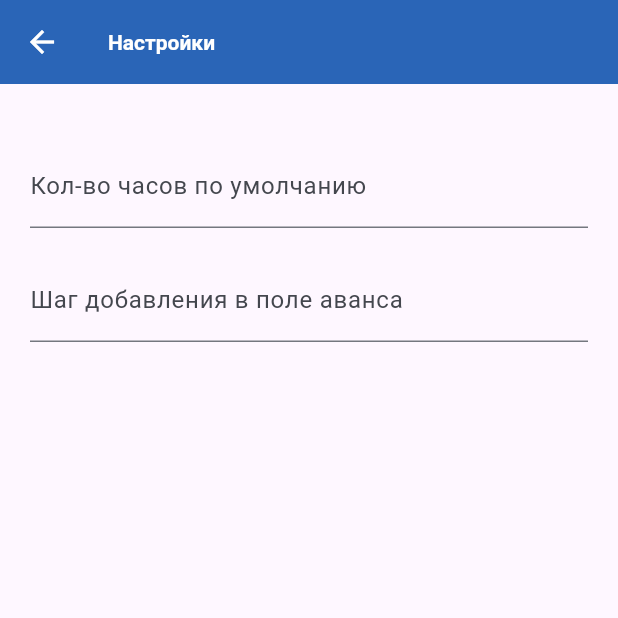
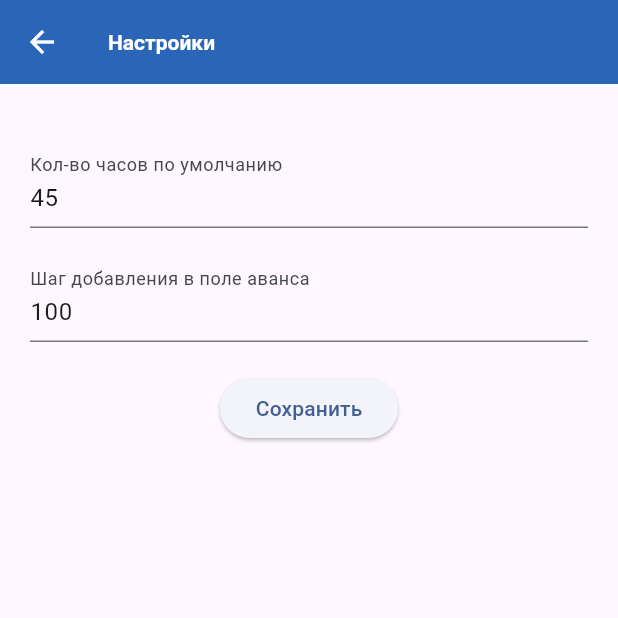
Before and after one commit to Leningram/flutter_tips_app, a Flutter app: the SettingsScreen screen opened directly, on a phone screen of 412 x 824 dp, the top half of it. Run offline on Flutter 3.47's test engine with Material 3 defaults, Android fonts, the phone set to English and light mode, and no system bars; our stand-ins replace cloud_firestore, firebase_auth, firebase_core, flutter_riverpod; accounts and stored records are empty; generated files the repository leaves out were written again.

```diff
--- a/lib/presentations/pages/settings_screen.dart
+++ b/lib/presentations/pages/settings_screen.dart
@@ -1,5 +1,6 @@
 import 'package:flutter/material.dart';
 import 'package:flutter_riverpod/flutter_riverpod.dart';
+import 'package:flutter_tips_app/providers/settings_provider.dart';
 
 class SettingsScreen extends ConsumerStatefulWidget {
   const SettingsScreen({super.key});
@@ -11,28 +12,76 @@ class SettingsScreen extends ConsumerStatefulWidget {
 }
 
 class _SettingsScreenState extends ConsumerState<SettingsScreen> {
+  final _form = GlobalKey<FormState>();
+  late TextEditingController _hoursDefaultController;
+  late TextEditingController _advanceStepController;
+  bool _isLoading = false;
+
+  @override
+  void initState() {
+    super.initState();
+    final settings = ref.read(settingsProvider);
+
+    _hoursDefaultController = TextEditingController(
+      text: settings.hoursDefault.toString(),
+    );
+    _advanceStepController = TextEditingController(
+      text: settings.advanceStep.toString(),
+    );
+  }
+
+  @override
+  void dispose() {
+    _hoursDefaultController.dispose();
+    _advanceStepController.dispose();
+    super.dispose();
+  }
+
+  Future<void> _saveSettings() async {
+    setState(() {
+      _isLoading = true;
+    });
+    final advanceStep = int.parse(_advanceStepController.text);
+    final hoursDefault = int.parse(_hoursDefaultController.text);
+    await ref.read(settingsProvider.notifier).saveSettings(
+        {'advanceStep': advanceStep, 'hoursDefault': hoursDefault});
+    setState(() {
+      _isLoading = false;
+    });
+  }
+
   @override
   Widget build(BuildContext context) {
     return Scaffold(
       appBar: AppBar(
         title: const Text('Настройки'),
       ),
-      body: const Padding(
-        padding: EdgeInsets.fromLTRB(20, 40, 20, 20),
-        child: Column(
-          children: [
-            TextField(
-              decoration: InputDecoration(
-                label: Text('Кол-во часов по умолчанию')
+      body: Padding(
+        padding: const EdgeInsets.fromLTRB(20, 40, 20, 20),
+        child: Form(
+          key: _form,
+          child: Column(
+            children: [
+              TextFormField(
+                controller: _hoursDefaultController,
+                decoration: const InputDecoration(
+                    label: Text('Кол-во часов по умолчанию')),
               ),
-            ),
-            SizedBox(height: 20,),
-            TextField(
-              decoration: InputDecoration(
-                label: Text('Шаг добавления в поле аванса')
+              const SizedBox(
+                height: 20,
               ),
-            )
-          ],
+              TextFormField(
+                controller: _advanceStepController,
+                decoration: const InputDecoration(
+                    label: Text('Шаг добавления в поле аванса')),
+              ),
+              const SizedBox(height: 20),
+              ElevatedButton(
+                onPressed: _isLoading ? null : _saveSettings,
+                child: const Text('Сохранить'),
+              ),
+            ],
+          ),
         ),
       ),
     );
--- a/lib/providers/team_prodiver.dart
+++ b/lib/providers/team_prodiver.dart
@@ -37,6 +37,7 @@ class TeamNotifier extends StateNotifier<Team?> {
             .collection('employees')
             .where('teamId', isEqualTo: teamId)
             .get();
+
         List<QueryDocumentSnapshot> employeesDocs = employeesSnapshot.docs;
 
         List<Employee> employees = employeesDocs.map((doc) {
```
Also changed, not shown: lib/data/models/settings.dart (added, +11 -0 lines), lib/presentations/pages/main_screen.dart (+12 -0 lines), lib/presentations/widgets/employee_info.dart (+6 -4 lines), lib/presentations/widgets/new_team.dart (+20 -2 lines), lib/providers/settings_provider.dart (+29 -8 lines).
